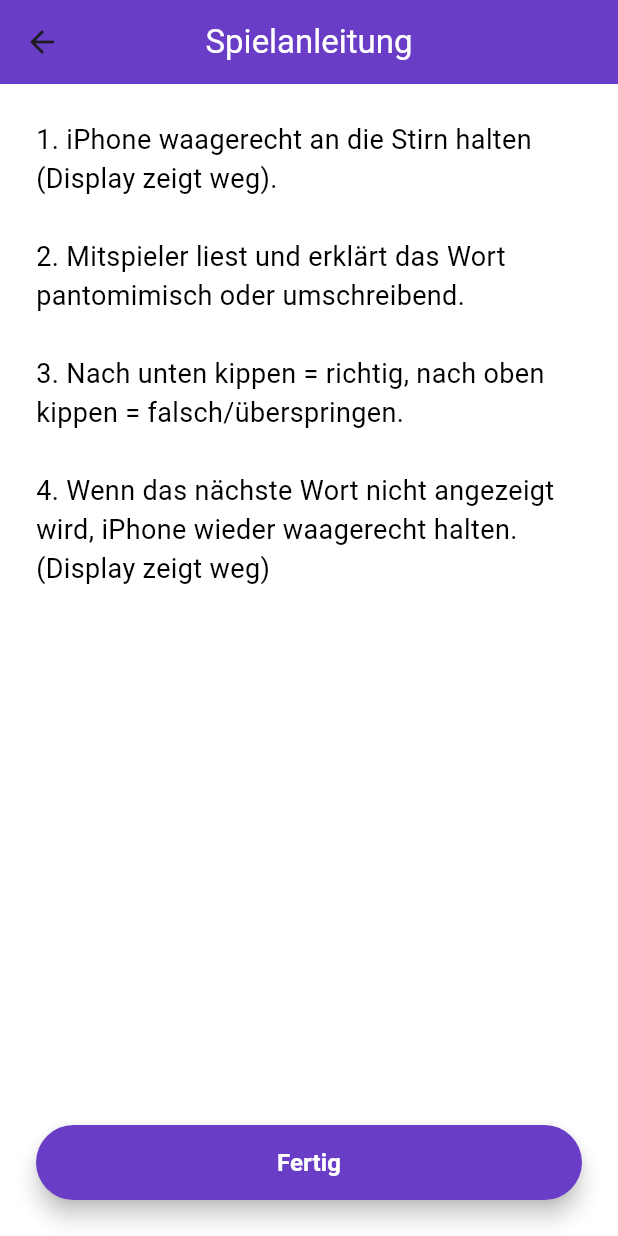
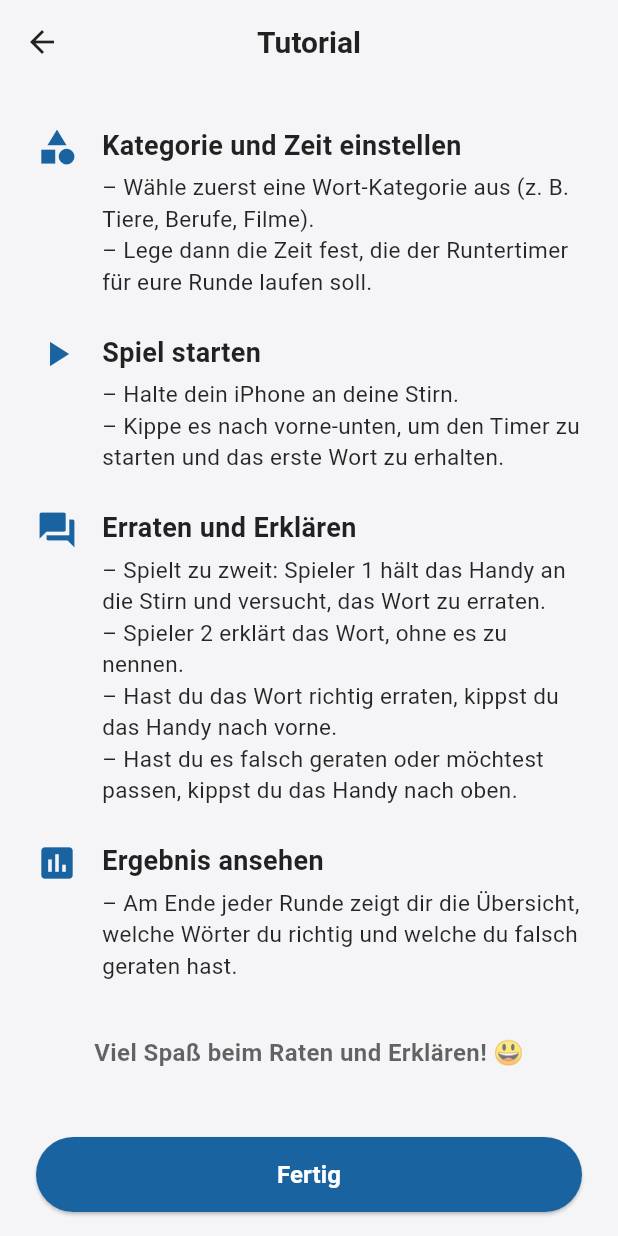
Before and after one commit to Gibbybby/charade, a Flutter app: the MainTutorialPage screen opened directly, on a phone screen of 412 x 824 dp. Run offline on Flutter 3.47's test engine with Material 3 defaults, Android fonts, the phone set to English and light mode, and no system bars; our stand-ins replace audioplayers, sensors_plus, shared_preferences, vibration; accounts and stored records are empty; generated files the repository leaves out were written again.

Commit message:
tutorial page fixed

```diff
--- /dev/null
+++ b/apps/charadex/lib/how_to_play.dart
@@ -0,0 +1,160 @@
+import 'dart:io' show Platform;
+import 'package:flutter/cupertino.dart';
+import 'package:flutter/material.dart';
+
+class MainTutorialPage extends StatelessWidget {
+  const MainTutorialPage({Key? key}) : super(key: key);
+
+  @override
+  Widget build(BuildContext context) {
+    // Fest codierte Texte und Icons
+    final backgroundColor = const Color(0xFFF5F5F7);
+    final textColor = Colors.black87;
+    final iconColor = const Color(0xFF1A63A1);
+
+    Widget buildStep(IconData icon, String title, String description) {
+      return Padding(
+        padding: const EdgeInsets.symmetric(vertical: 12),
+        child: Row(
+          crossAxisAlignment: CrossAxisAlignment.start,
+          children: [
+            Icon(icon, color: iconColor, size: 28),
+            const SizedBox(width: 16),
+            Expanded(
+              child: Column(
+                crossAxisAlignment: CrossAxisAlignment.start,
+                children: [
+                  Text(
+                    title,
+                    style: TextStyle(
+                      fontSize: 18,
+                      fontWeight: FontWeight.bold,
+                      color: textColor,
+                    ),
+                  ),
+                  const SizedBox(height: 4),
+                  Text(
+                    description,
+                    style: TextStyle(
+                      fontSize: 15,
+                      color: textColor.withOpacity(0.85),
+                    ),
+                  ),
+                ],
+              ),
+            ),
+          ],
+        ),
+      );
+    }
+
+    return Scaffold(
+      backgroundColor: backgroundColor,
+      appBar: AppBar(
+        backgroundColor: backgroundColor,
+        iconTheme: IconThemeData(color: textColor),
+        elevation: 0,
+        centerTitle: true,
+        leading:
+            Platform.isIOS
+                ? IconButton(
+                  icon: Icon(Icons.arrow_back_ios, color: iconColor),
+                  onPressed: () => Navigator.of(context).pop(),
+                )
+                : null,
+        title: Text(
+          'Tutorial',
+          style: TextStyle(
+            color: textColor,
+            fontSize: 20,
+            fontWeight: FontWeight.bold,
+          ),
+        ),
+      ),
+      body: SafeArea(
+        child: Padding(
+          padding: const EdgeInsets.symmetric(horizontal: 24, vertical: 16),
+          child: Column(
+            children: [
+              Expanded(
+                child: ListView(
+                  children: [
+                    buildStep(
+                      Icons.category,
+                      'Kategorie und Zeit einstellen',
+                      '– Wähle zuerst eine Wort-Kategorie aus (z. B. Tiere, Berufe, Filme).\n– Lege dann die Zeit fest, die der Runtertimer für eure Runde laufen soll.',
+                    ),
+                    buildStep(
+                      Icons.play_arrow,
+                      'Spiel starten',
+                      '– Halte dein iPhone an deine Stirn.\n– Kippe es nach vorne-unten, um den Timer zu starten und das erste Wort zu erhalten.',
+                    ),
+                    buildStep(
+                      Icons.question_answer,
+                      'Erraten und Erklären',
+                      '– Spielt zu zweit: Spieler 1 hält das Handy an die Stirn und versucht, das Wort zu erraten.\n– Spieler 2 erklärt das Wort, ohne es zu nennen.\n– Hast du das Wort richtig erraten, kippst du das Handy nach vorne.\n– Hast du es falsch geraten oder möchtest passen, kippst du das Handy nach oben.',
+                    ),
+                    buildStep(
+                      Icons.assessment,
+                      'Ergebnis ansehen',
+                      '– Am Ende jeder Runde zeigt dir die Übersicht, welche Wörter du richtig und welche du falsch geraten hast.',
+                    ),
+                    const SizedBox(height: 24),
+                    Center(
+                      child: Text(
+                        'Viel Spaß beim Raten und Erklären! 😃',
+                        textAlign: TextAlign.center,
+                        style: TextStyle(
+                          color: textColor.withOpacity(0.6),
+                          fontSize: 16,
+                          fontWeight: FontWeight.bold,
+                        ),
+                      ),
+                    ),
+                    const SizedBox(height: 32),
+                  ],
+                ),
+              ),
+              SizedBox(
+                width: double.infinity,
+                height: 50,
+                child:
+                    Platform.isIOS
+                        ? CupertinoButton(
+                          color: iconColor,
+                          borderRadius: BorderRadius.circular(30),
+                          onPressed: () => Navigator.of(context).pop(),
+                          child: Text(
+                            'Fertig',
+                            style: const TextStyle(
+                              fontSize: 16,
+                              color: Colors.white,
+                              fontWeight: FontWeight.bold,
+                            ),
+                          ),
+                        )
+                        : ElevatedButton(
+                          onPressed: () => Navigator.of(context).pop(),
+                          style: ElevatedButton.styleFrom(
+                            backgroundColor: iconColor,
+                            shape: RoundedRectangleBorder(
+                              borderRadius: BorderRadius.circular(30),
+                            ),
+                          ),
+                          child: Text(
+                            'Fertig',
+                            style: const TextStyle(
+                              fontSize: 16,
+                              color: Colors.white,
+                              fontWeight: FontWeight.bold,
+                            ),
+                          ),
+                        ),
+              ),
+            ],
+          ),
+        ),
+      ),
+    );
+  }
+}
--- a/apps/charadex/lib/main_tutorial.dart
+++ /dev/null
@@ -1,86 +0,0 @@
-import 'dart:io' show Platform;
-import 'package:flutter/cupertino.dart';
-import 'package:flutter/material.dart';
-import 'package:flutter_gen/gen_l10n/app_localizations.dart';
-
-class MainTutorialPage extends StatelessWidget {
-  const MainTutorialPage({Key? key}) : super(key: key);
-
-  @override
-  Widget build(BuildContext context) {
-    final loc = AppLocalizations.of(context)!;
-
-    return Scaffold(
-      backgroundColor: Colors.white,
-      appBar: AppBar(
-        centerTitle: true,
-        leading:
-            Platform.isIOS
-                ? IconButton(
-                  icon: const Icon(Icons.arrow_back_ios),
-                  onPressed: () => Navigator.of(context).pop(),
-                )
-                : null,
-        title: Text(
-          loc.tutorialTitle,
-          style: const TextStyle(color: Colors.white),
-        ),
-        backgroundColor: const Color(0xFF6A3DC7),
-      ),
-      body: SafeArea(
-        child: Padding(
-          padding: const EdgeInsets.all(24.0),
-          child: Column(
-            children: [
-              Expanded(
-                child: SingleChildScrollView(
-                  child: Text(
-                    loc.tutorialText,
-                    style: const TextStyle(fontSize: 18, color: Colors.black),
-                    textAlign: TextAlign.left,
-                  ),
-                ),
-              ),
-              Center(
-                child: SizedBox(
-                  width: double.infinity,
-                  height: 50,
-                  child:
-                      Platform.isIOS
-                          ? CupertinoButton(
-                            color: const Color(0xFF6A3DC7),
-                            borderRadius: BorderRadius.circular(30),
-                            onPressed: () => Navigator.of(context).pop(),
-                            child: Text(
-                              loc.done,
-                              style: const TextStyle(
-                                fontSize: 16,
-                                color: Colors.white,
-                                fontWeight: FontWeight.bold,
-                              ),
-                            ),
-                          )
-                          : FloatingActionButton.extended(
-                            onPressed: () => Navigator.of(context).pop(),
-                            backgroundColor: const Color(0xFF6A3DC7),
-                            shape: RoundedRectangleBorder(
-                              borderRadius: BorderRadius.circular(30),
-                            ),
-                            label: Text(
-                              loc.done,
-                              style: const TextStyle(
-                                fontSize: 16,
-                                color: Colors.white,
-                                fontWeight: FontWeight.bold,
-                              ),
-                            ),
-                          ),
-                ),
-              ),
-            ],
-          ),
-        ),
-      ),
-    );
-  }
-}
--- a/apps/charadex/lib/start_screen.dart
+++ b/apps/charadex/lib/start_screen.dart
@@ -6,7 +6,7 @@ import 'package:flutter_gen/gen_l10n/app_localizations.dart';
 import 'package:charadex/start_screen_animation.dart';
 import 'package:charadex/settings.dart';
 import 'package:charadex/topic_select.dart';
-import 'package:charadex/main_tutorial.dart';
+import 'package:charadex/how_to_play.dart';
 
 class CharadePartyHomePage extends StatefulWidget {
   const CharadePartyHomePage({Key? key}) : super(key: key);
```
